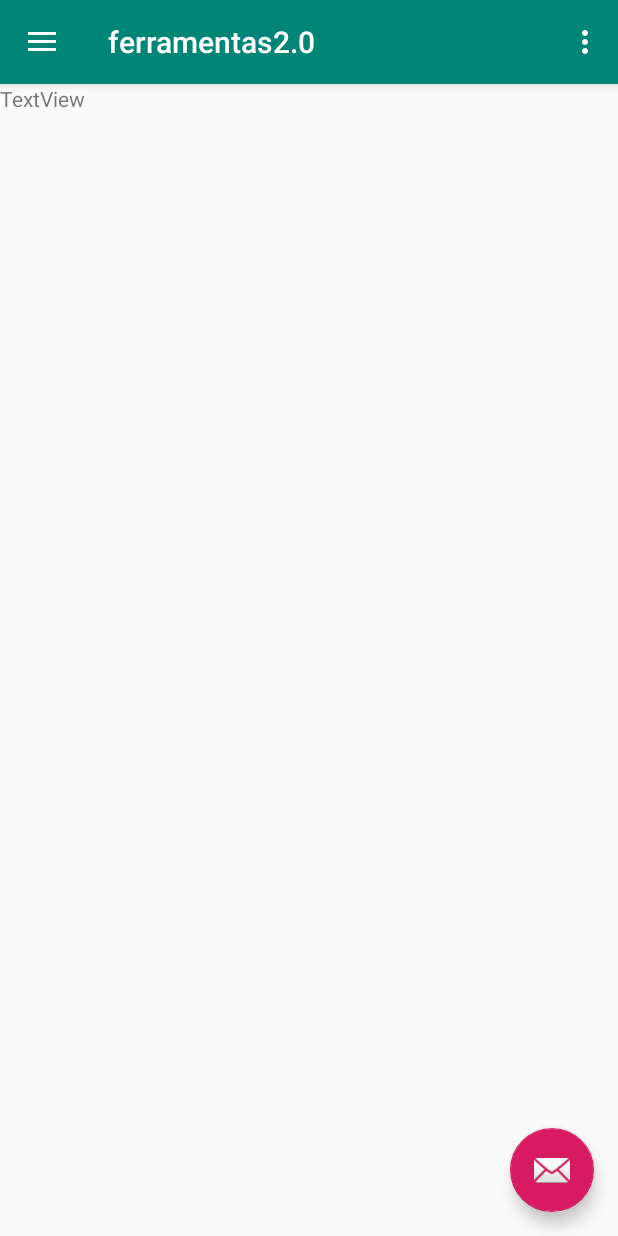
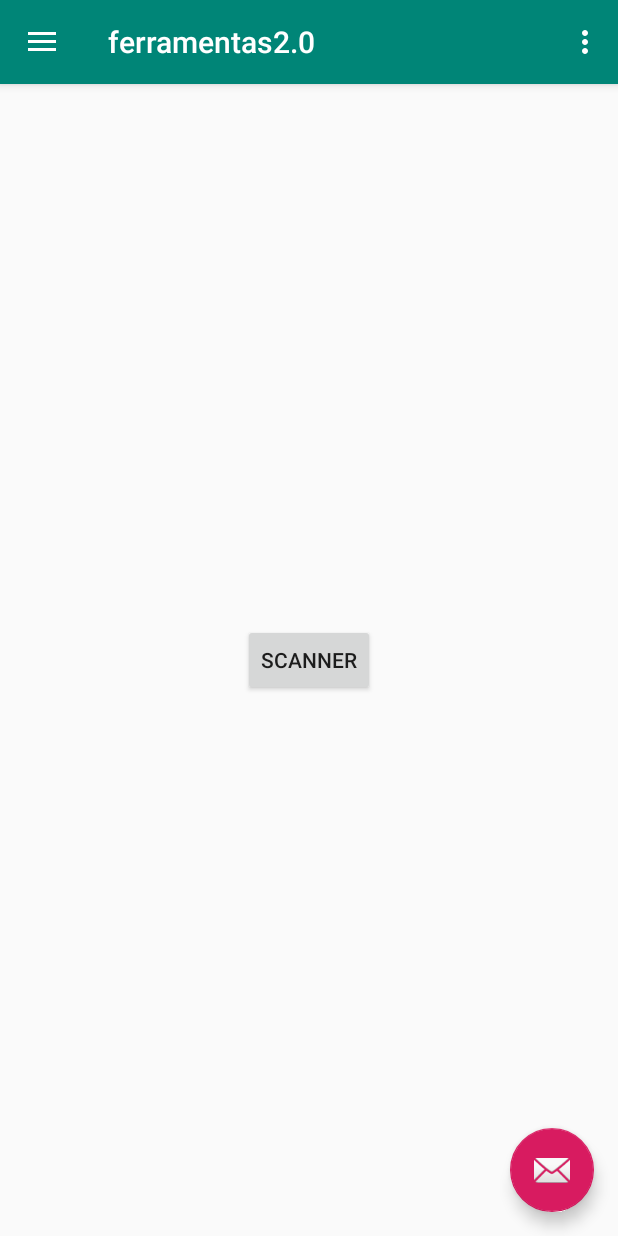
Before and after one commit to ChihYaoYang/Android-CestadeFerramenta2.0, an Android app: the fragment QRcodeFragment placed in its activity, on a phone screen of 412 x 824 dp. Run offline under Robolectric (Android 15) with nearby library versions, the phone set to English and light mode, and no system bars.

Commit message:
iniciando QR code

```diff
--- a/app/build.gradle
+++ b/app/build.gradle
@@ -29,4 +29,6 @@ dependencies {
     androidTestImplementation 'androidx.test:runner:1.2.0'
     androidTestImplementation 'androidx.test.espresso:espresso-core:3.2.0'
     implementation 'com.google.android.gms:play-services-maps:17.0.0'
+    //QR_Code
+    implementation 'com.google.android.gms:play-services-vision:15.0.2'
 }
--- a/app/src/main/java/com/example/senac/ferramentas20/QRcodeFragment.java
+++ b/app/src/main/java/com/example/senac/ferramentas20/QRcodeFragment.java
@@ -1,23 +1,65 @@
 package com.example.senac.ferramentas20;
 
+import android.Manifest;
+import android.content.Intent;
+import android.content.pm.PackageManager;
+import android.net.Uri;
 import android.os.Bundle;
 
+import androidx.annotation.NonNull;
+import androidx.core.app.ActivityCompat;
 import androidx.fragment.app.Fragment;
 
 import android.view.LayoutInflater;
 import android.view.View;
 import android.view.ViewGroup;
+import android.widget.Button;
+import android.widget.Toast;
 
 
 public class QRcodeFragment extends Fragment {
+    private static final int REQUEST_CAMERA_PERMISSION = 200;
+    private boolean permissionCAMERA = false;
+    private String[] permissions = {Manifest.permission.CAMERA};
+    Button qr;
 
     @Override
     public View onCreateView(LayoutInflater inflater, ViewGroup container,
                              Bundle savedInstanceState) {
         View view = inflater.inflate(R.layout.fragment_qr_code, container, false);
 
+        qr = view.findViewById(R.id.qr);
+
+
+        //Solicita as permissões para o usuário
+        ActivityCompat.requestPermissions(getActivity(), permissions, REQUEST_CAMERA_PERMISSION);
+
+        qr.setOnClickListener(new View.OnClickListener() {
+            @Override
+            public void onClick(View view) {
+                scannerQR();
+            }
+        });
 
         return view;
     }
 
+    //solicitar permissão de áudio
+    @Override
+    public void onRequestPermissionsResult(int requestCode, @NonNull String[] permissions, @NonNull int[] grantResults) {
+        super.onRequestPermissionsResult(requestCode, permissions, grantResults);
+        switch (requestCode) {
+            case REQUEST_CAMERA_PERMISSION:
+                permissionCAMERA = grantResults[0] == PackageManager.PERMISSION_GRANTED;
+                break;
+        }
+        if (!permissionCAMERA) {
+            Toast.makeText(getActivity(), "Aceite as permissões", Toast.LENGTH_SHORT).show();
+        }
+    }
+
+    public void scannerQR() {
+        Intent intent = new Intent("android.media.action.IMAGE_CAPTURE");
+        startActivity(intent);
+    }
 }
--- a/app/src/main/res/layout/fragment_qr_code.xml
+++ b/app/src/main/res/layout/fragment_qr_code.xml
@@ -1,13 +1,27 @@
 <?xml version="1.0" encoding="utf-8"?>
 <FrameLayout xmlns:android="http://schemas.android.com/apk/res/android"
+    xmlns:app="http://schemas.android.com/apk/res-auto"
     xmlns:tools="http://schemas.android.com/tools"
     android:layout_width="match_parent"
     android:layout_height="match_parent"
     tools:context=".HomeFragment">
 
-    <TextView
-        android:id="@+id/textView2"
-        android:layout_width="wrap_content"
-        android:layout_height="wrap_content"
-        android:text="TextView" />
+    <androidx.constraintlayout.widget.ConstraintLayout
+        android:layout_width="match_parent"
+        android:layout_height="match_parent">
+
+        <Button
+            android:id="@+id/qr"
+            android:layout_width="wrap_content"
+            android:layout_height="wrap_content"
+            android:layout_marginStart="8dp"
+            android:layout_marginTop="8dp"
+            android:layout_marginEnd="8dp"
+            android:layout_marginBottom="8dp"
+            android:text="Scanner"
+            app:layout_constraintBottom_toBottomOf="parent"
+            app:layout_constraintEnd_toEndOf="parent"
+            app:layout_constraintStart_toStartOf="parent"
+            app:layout_constraintTop_toTopOf="parent" />
+    </androidx.constraintlayout.widget.ConstraintLayout>
 </FrameLayout>
```
Also changed, not shown: app/src/main/AndroidManifest.xml (+11 -3 lines).
